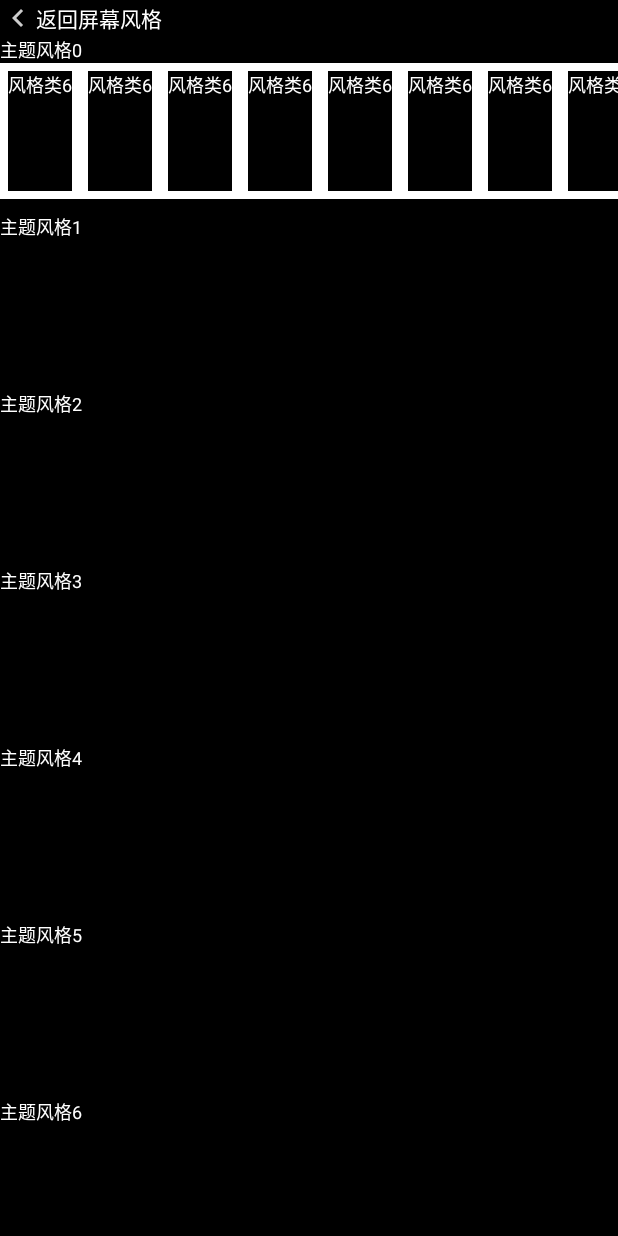
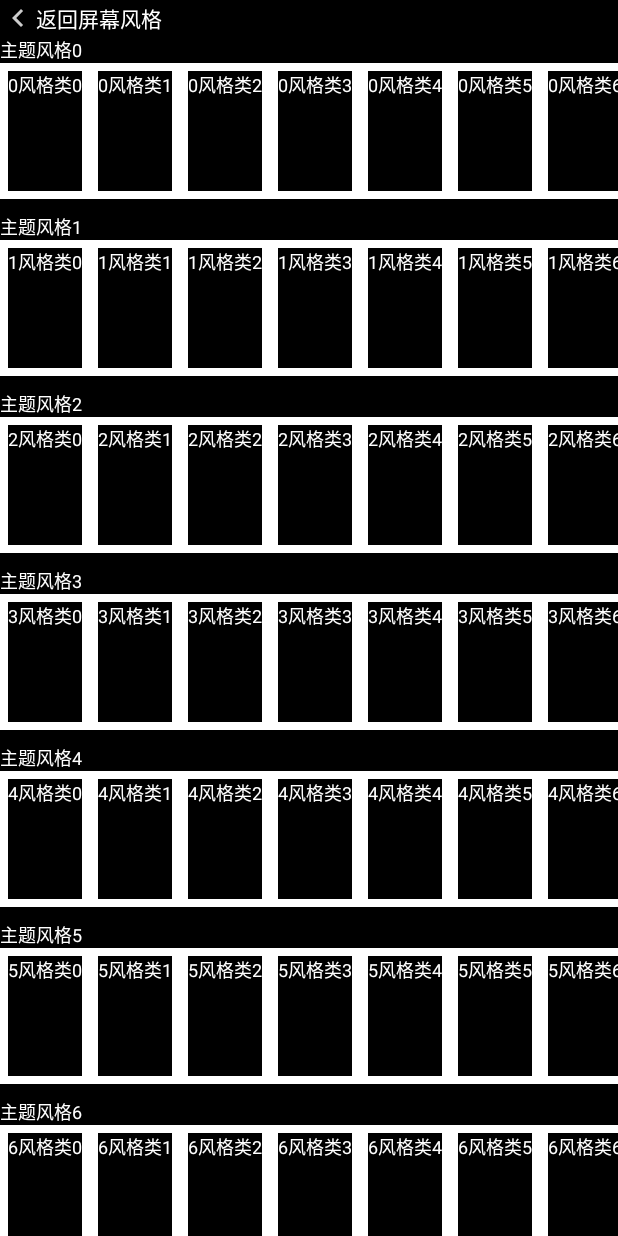
Before and after one commit to qluojieq/AlwaysOnDisplay, an Android app: the screen it shows after launch (MainActivity), on a phone screen of 412 x 824 dp. Run offline under Robolectric (Android 15) with nearby library versions, the phone set to English and light mode, and no system bars.

Commit message:
不适用recycleview中加入fragment； 直接加view

```diff
--- a/app/src/main/java/com/brandon/alwaysondisplay/MainActivity.java
+++ b/app/src/main/java/com/brandon/alwaysondisplay/MainActivity.java
@@ -18,6 +18,7 @@ import androidx.recyclerview.widget.RecyclerView;
 import androidx.recyclerview.widget.RecyclerView.ViewHolder;
 
 public class MainActivity extends FragmentActivity {
+    // 在recycleview中加入fragment；https://stackoverflow.com/questions/37194653/fragment-replacing-in-recyclerview-item;
 
     @Override
     protected void onCreate(Bundle savedInstanceState) {
@@ -28,28 +29,42 @@ public class MainActivity extends FragmentActivity {
         rView.setAdapter(new RecyclerView.Adapter() {
             @NonNull
             @Override
-            public ViewHolder onCreateViewHolder(@NonNull ViewGroup parent, int viewType) {
+            public MyViewHolder onCreateViewHolder(@NonNull ViewGroup parent, int viewType) {
                 final View inflate = LayoutInflater.from(parent.getContext()).inflate(R.layout.style_item, parent,false);
-                ViewHolder viewHolder = new ViewHolder(inflate) {
-                    @Override
-                    public String toString() {
-                        return super.toString();
-                    }
-                };
+                MyViewHolder viewHolder = new MyViewHolder(inflate);
                 return viewHolder;
             }
 
             @Override
             public void onBindViewHolder(@NonNull ViewHolder holder, int position) {
-                ((TextView)holder.itemView.findViewById(R.id.style_item_title)).setText("主题风格" + position);
-                holder.itemView.setTag(position);
+                ((MyViewHolder)holder).title.setText("主题风格" + position);
+                RecyclerView recyclerView = ((MyViewHolder)holder).fragment;
 
-                FrameLayout fragment = (FrameLayout) holder.itemView.findViewById(R.id.style_item_frame);
-                StyleWordsFragment styleWordsFragment = new StyleWordsFragment(position+"");
-                FragmentManager fragmentManager = getSupportFragmentManager();
-                FragmentTransaction fragmentTransaction = fragmentManager.beginTransaction();
-                fragmentTransaction.add(fragment.getId(),styleWordsFragment,position+"");
-                fragmentTransaction.commit();
+                recyclerView.setLayoutManager(new LinearLayoutManager(MainActivity.this,LinearLayoutManager.HORIZONTAL,false));
+                recyclerView.setAdapter(new RecyclerView.Adapter() {
+                    @NonNull
+                    @Override
+                    public RecyclerView.ViewHolder onCreateViewHolder(@NonNull ViewGroup parent, int viewType) {
+                        View viewIn = LayoutInflater.from(parent.getContext()).inflate(R.layout.style_item_inner,parent,false);
+                        RecyclerView.ViewHolder viewHolder = new RecyclerView.ViewHolder(viewIn) {
+                            @Override
+                            public String toString() {
+                                return super.toString();
+                            }
+                        };
+                        return viewHolder;
+                    }
+
+                    @Override
+                    public void onBindViewHolder(@NonNull RecyclerView.ViewHolder holder, int position1) {
+                        ((TextView)holder.itemView.findViewById(R.id.style_item_title_inner)).setText(position+"风格类" + position1);
+                    }
+
+                    @Override
+                    public int getItemCount() {
+                        return 100;
+                    }
+                });
             }
 
             @Override
@@ -58,4 +73,14 @@ public class MainActivity extends FragmentActivity {
             }
         });
     }
+    public class MyViewHolder extends ViewHolder{
+        TextView title;
+        RecyclerView fragment;
+
+        public MyViewHolder(@NonNull View itemView) {
+            super(itemView);
+            title = itemView.findViewById(R.id.style_item_title);
+            fragment = itemView.findViewById(R.id.style_item_frame);
+        }
+    }
 }
--- a/app/src/main/res/layout/style_item.xml
+++ b/app/src/main/res/layout/style_item.xml
@@ -12,7 +12,7 @@
         android:layout_height="wrap_content"
         app:layout_constraintTop_toTopOf="parent"
         app:layout_constraintLeft_toLeftOf="parent"/>
-    <FrameLayout
+    <androidx.recyclerview.widget.RecyclerView
         android:id="@+id/style_item_frame"
         android:layout_width="match_parent"
         android:layout_height="@dimen/frame_size"
```
